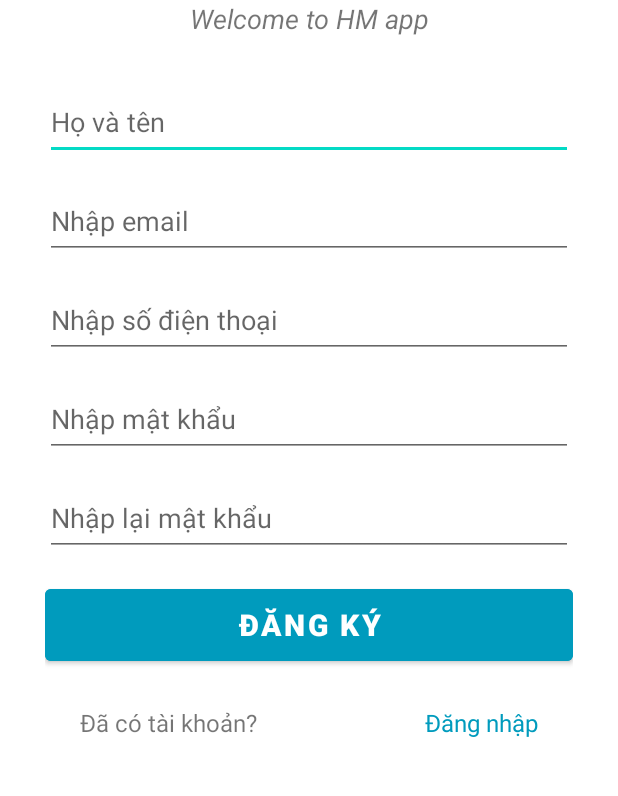
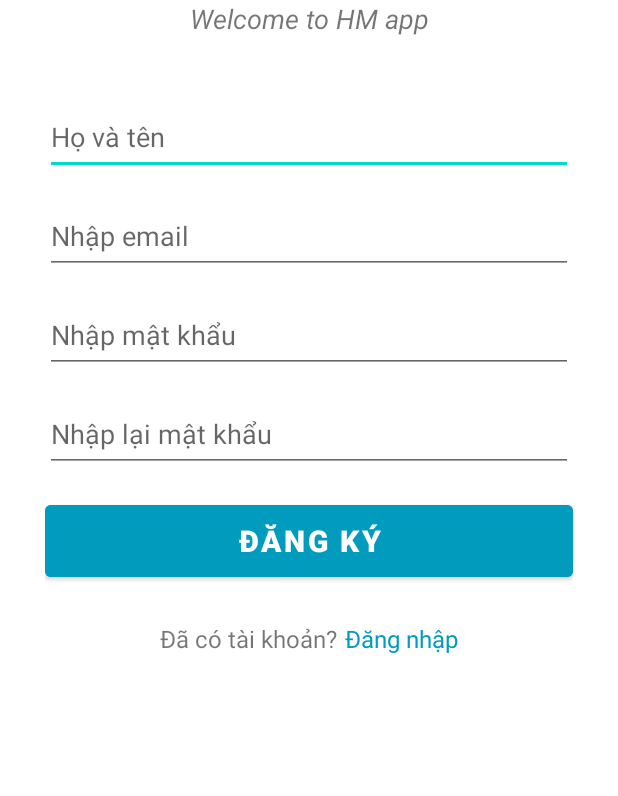
Before and after one commit to nguyennhung1529/HealthMonitoringSystem, an Android app: the RegisterActivity screen opened directly, with no data from a screen before it, on a phone screen of 412 x 824 dp, the part 181-977 px from its top. Run offline under Robolectric (Android 15) with nearby library versions, the phone set to English and light mode, and no system bars.

Commit message:
Commit change in activity_regrister.xml

```diff
--- a/app/src/main/res/layout/activity_register.xml
+++ b/app/src/main/res/layout/activity_register.xml
@@ -37,7 +37,7 @@
         android:id="@+id/edtName"
         android:layout_width="match_parent"
         android:layout_height="50dp"
-        android:layout_marginTop="32dp"
+        android:layout_marginTop="42dp"
         android:autofillHints="enter name"
         android:hint="Họ và tên"
         android:inputType="textPersonName"
@@ -57,17 +57,17 @@
         app:layout_constraintEnd_toEndOf="parent"
         app:layout_constraintTop_toBottomOf="@+id/edtName" />
 
-    <EditText
-        android:id="@+id/edtPhone"
-        android:layout_width="match_parent"
-        android:layout_height="50sp"
-        android:layout_marginTop="16dp"
-        android:autofillHints="enter phone"
-        android:hint="Nhập số điện thoại"
-        android:inputType="phone"
-        android:textSize="@dimen/fontsize_content_normal"
-        app:layout_constraintEnd_toEndOf="parent"
-        app:layout_constraintTop_toBottomOf="@+id/edtEmail" />
+<!--    <EditText-->
+<!--        android:id="@+id/edtPhone"-->
+<!--        android:layout_width="match_parent"-->
+<!--        android:layout_height="50sp"-->
+<!--        android:layout_marginTop="16dp"-->
+<!--        android:autofillHints="enter phone"-->
+<!--        android:hint="Nhập số điện thoại"-->
+<!--        android:inputType="phone"-->
+<!--        android:textSize="@dimen/fontsize_content_normal"-->
+<!--        app:layout_constraintEnd_toEndOf="parent"-->
+<!--        app:layout_constraintTop_toBottomOf="@+id/edtEmail" />-->
 
     <EditText
         android:id="@+id/edtPassword"
@@ -79,7 +79,7 @@
         android:inputType="textPassword"
         android:textSize="@dimen/fontsize_content_normal"
         app:layout_constraintEnd_toEndOf="parent"
-        app:layout_constraintTop_toBottomOf="@+id/edtPhone" />
+        app:layout_constraintTop_toBottomOf="@+id/edtEmail" />
 
     <EditText
         android:id="@+id/edtConfirmPassword"
@@ -106,30 +106,33 @@
         app:layout_constraintStart_toStartOf="parent"
         app:layout_constraintTop_toBottomOf="@+id/edtConfirmPassword" />
 
+    <LinearLayout
+        android:layout_width="match_parent"
+        android:layout_height="wrap_content"
+        android:layout_marginTop="24dp"
+        android:gravity="center_horizontal"
+        android:orientation="horizontal"
+        app:layout_constraintEnd_toEndOf="parent"
+        app:layout_constraintStart_toStartOf="parent"
+        app:layout_constraintTop_toBottomOf="@+id/btnRegister"
+        app:layout_constraintTop_toEndOf="@+id/btnRegister">
+
         <TextView
             android:id="@+id/tvQuestion"
             android:layout_width="wrap_content"
             android:layout_height="wrap_content"
-        android:layout_marginTop="24dp"
-        android:layout_marginEnd="88dp"
             android:text="Đã có tài khoản?"
-        android:textSize="16sp"
-        app:layout_constraintEnd_toStartOf="@+id/tvLogin"
-        app:layout_constraintHorizontal_bias="0.5"
-        app:layout_constraintStart_toStartOf="parent"
-        app:layout_constraintTop_toBottomOf="@+id/btnRegister" />
+            android:textSize="16sp" />
 
         <TextView
             android:id="@+id/tvLogin"
             android:layout_width="wrap_content"
             android:layout_height="wrap_content"
+            android:layout_marginStart="5dp"
             android:text="Đăng nhập"
             android:textColor="@color/dark_blue"
-        android:textSize="16sp"
-        app:layout_constraintBottom_toBottomOf="@+id/tvQuestion"
-        app:layout_constraintEnd_toEndOf="parent"
-        app:layout_constraintHorizontal_bias="0.5"
-        app:layout_constraintStart_toEndOf="@+id/tvQuestion" />
+            android:textSize="16sp" />
+    </LinearLayout>
 
 
 </androidx.constraintlayout.widget.ConstraintLayout>
```
Lines whose indentation alone changed are shown as unchanged.
